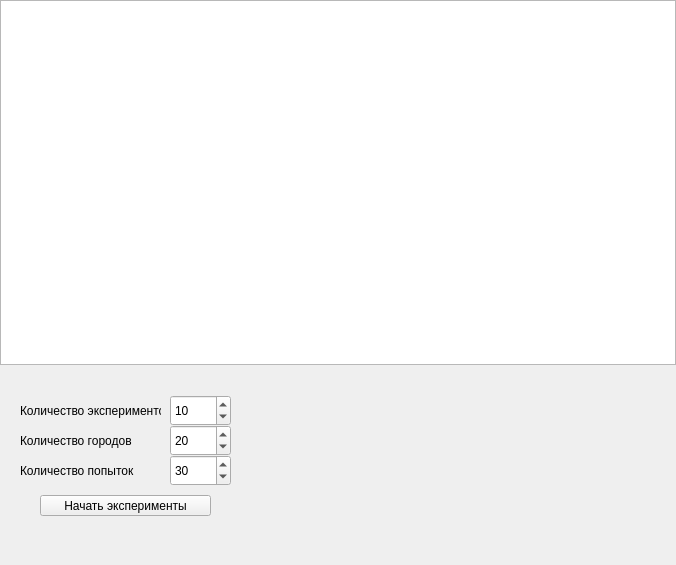
Above: forms/TSP_ExpertWindow.ui from MrModez/TSP_Project before the change. Below: the same form after it.
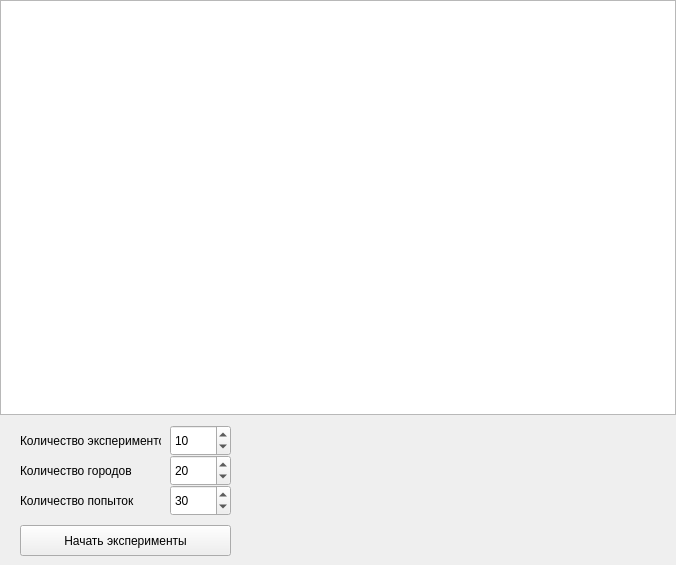
That is the form after the change.

What changed in the file:
```diff
--- a/forms/TSP_ExpertWindow.ui
+++ b/forms/TSP_ExpertWindow.ui
@@ -76,7 +76,7 @@
         <property name="minimumSize">
          <size>
           <width>0</width>
-          <height>200</height>
+          <height>150</height>
          </size>
         </property>
         <property name="maximumSize">
@@ -89,7 +89,7 @@
          <property name="geometry">
           <rect>
            <x>20</x>
-           <y>60</y>
+           <y>40</y>
            <width>121</width>
            <height>31</height>
           </rect>
@@ -101,10 +101,10 @@
         <widget class="QPushButton" name="StartBut">
          <property name="geometry">
           <rect>
-           <x>40</x>
-           <y>130</y>
-           <width>171</width>
-           <height>21</height>
+           <x>20</x>
+           <y>110</y>
+           <width>211</width>
+           <height>31</height>
           </rect>
          </property>
          <property name="text">
@@ -115,7 +115,7 @@
          <property name="geometry">
           <rect>
            <x>170</x>
-           <y>30</y>
+           <y>10</y>
            <width>61</width>
            <height>31</height>
           </rect>
@@ -128,7 +128,7 @@
          <property name="geometry">
           <rect>
            <x>170</x>
-           <y>60</y>
+           <y>40</y>
            <width>61</width>
            <height>31</height>
           </rect>
@@ -141,11 +141,14 @@
          <property name="geometry">
           <rect>
            <x>170</x>
-           <y>90</y>
+           <y>70</y>
            <width>61</width>
            <height>31</height>
           </rect>
          </property>
+         <property name="maximum">
+          <number>100</number>
+         </property>
          <property name="value">
           <number>30</number>
          </property>
@@ -154,7 +157,7 @@
          <property name="geometry">
           <rect>
            <x>20</x>
-           <y>30</y>
+           <y>10</y>
            <width>141</width>
            <height>31</height>
           </rect>
@@ -167,7 +170,7 @@
          <property name="geometry">
           <rect>
            <x>20</x>
-           <y>90</y>
+           <y>70</y>
            <width>121</width>
            <height>31</height>
           </rect>
```
